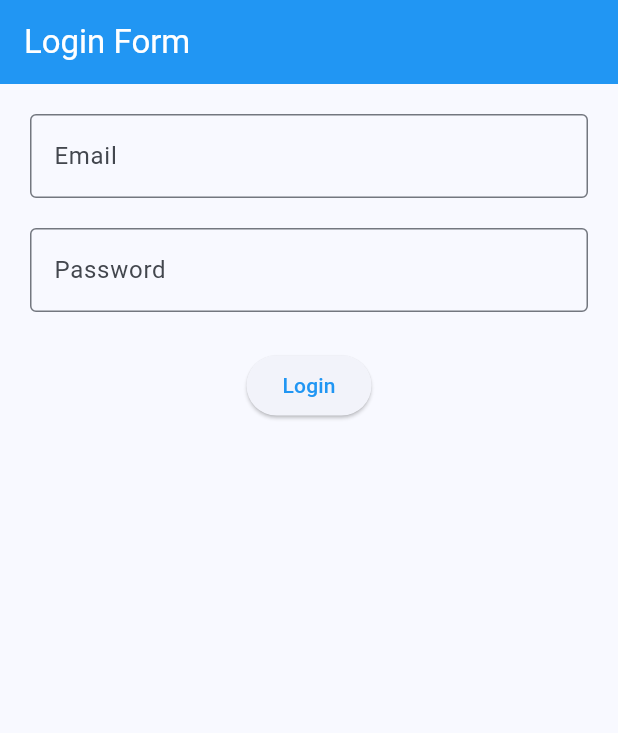
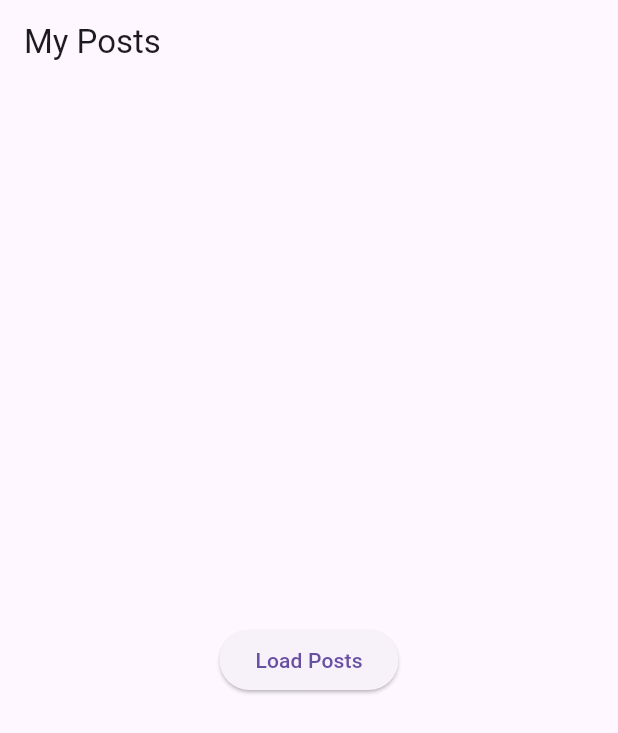
Before and after one commit to Amruthapattayil/lgx_app, a Flutter app: the screen it shows after launch, on a phone screen of 412 x 824 dp. Shown: the top 733 px of the screen. Run offline on Flutter 3.47's test engine with Material 3 defaults, Android fonts, the phone set to English and light mode, and no system bars; Roboto replaces fonts that are missing (Palatino).

Commit message:
Add Flutter API request and posts page

```diff
--- a/lib/main.dart
+++ b/lib/main.dart
@@ -1,14 +1,19 @@
 
 import 'package:flutter/material.dart';
-import 'login.dart';
-import 'Theme/app_theme.dart';
+import 'post_page.dart';
 
 void main() {
-  runApp(
-    MaterialApp(
-      theme: appTheme,
+  runApp(const MyApp());
+}
+
+class MyApp extends StatelessWidget {
+  const MyApp({super.key});
+
+  @override
+  Widget build(BuildContext context) {
+    return MaterialApp(
       debugShowCheckedModeBanner: false,
-      home: LoginPage(),
-    ),
-  );
+      home: const PostsPage(),
+    );
+  }
 }
--- /dev/null
+++ b/lib/post_page.dart
@@ -0,0 +1,86 @@
+
+import 'dart:convert';
+import 'package:flutter/material.dart';
+import 'package:http/http.dart' as http;
+
+class PostsPage extends StatefulWidget {
+  const PostsPage({super.key});
+
+  @override
+  State<PostsPage> createState() => _PostsPageState();
+}
+
+class _PostsPageState extends State<PostsPage> {
+  List posts = [];
+  bool isLoading = false;
+  String? errorMessage;
+
+  Future<void> fetchPosts() async {
+    setState(() {
+      isLoading = true;
+      errorMessage = null;
+    });
+
+    try {
+      final url = Uri.parse(
+        'https://jsonplaceholder.typicode.com/posts',
+      );
+
+      final response = await http.get(url);
+
+      if (response.statusCode == 200) {
+        setState(() {
+          posts = jsonDecode(response.body);
+        });
+      } else {
+        throw Exception('Failed to load posts');
+      }
+    } catch (e) {
+      setState(() {
+        errorMessage = 'Could not load posts';
+      });
+    } finally {
+      setState(() {
+        isLoading = false;
+      });
+    }
+  }
+
+  @override
+  Widget build(BuildContext context) {
+    return Scaffold(
+      appBar: AppBar(
+        title: const Text('My Posts'),
+      ),
+      body: isLoading
+          ? const Center(
+              child: CircularProgressIndicator(),
+            )
+          : errorMessage != null
+              ? Center(
+                  child: Text(errorMessage!),
+                )
+              : posts.isEmpty
+                  ? Center(
+                      child: ElevatedButton(
+                        onPressed: fetchPosts,
+                        child: const Text('Load Posts'),
+                      ),
+                    )
+                  : ListView.builder(
+                      itemCount: posts.length,
+                      itemBuilder: (context, index) {
+                        final post = posts[index];
+
+                        return Card(
+                          margin: const EdgeInsets.all(8),
+                          child: ListTile(
+                            title: Text(post['title']),
+                            subtitle: Text(post['body']),
+                          ),
+                        );
+                      },
+                    ),
+    );
+  }
+}
--- a/pubspec.yaml
+++ b/pubspec.yaml
@@ -30,6 +30,7 @@ environment:
 dependencies:
   flutter:
     sdk: flutter
+  http: ^1.6.0
 
   # The following adds the Cupertino Icons font to your application.
   # Use with the CupertinoIcons class for iOS style icons.
```
Also changed, not shown: pubspec.lock.
